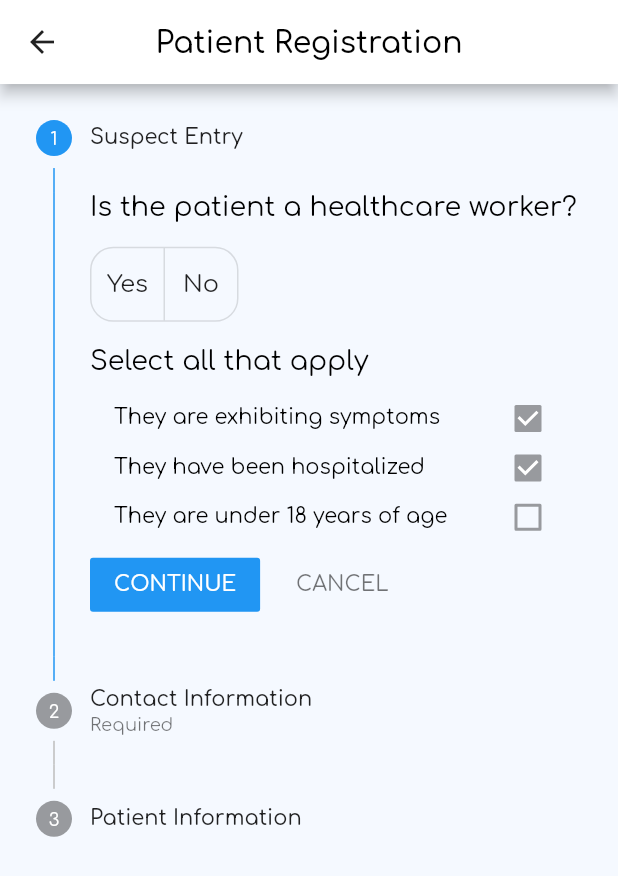
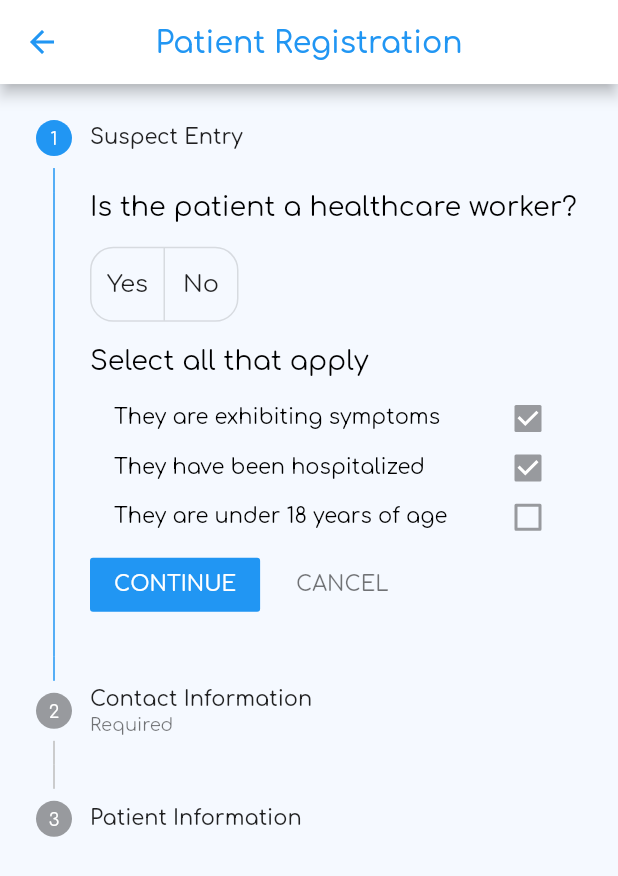
Before and after one commit to RealEskalate/TrackSym, a Flutter app: the PatientRegistryPage screen opened directly, on a phone screen of 412 x 824 dp. Shown: the top 876 px of the screen. Run offline on Flutter 3.47's test engine with Material 2 defaults, Android fonts, the phone set to English and light mode, and no system bars; our stand-ins replace charts_flutter, date_picker_timeline, fl_chart, retry, shared_preferences; missing offline and left inert: dart:ffi; accounts and stored records are empty.

Commit message:
[mobile] minor ui fix

```diff
--- a/ephi_healthcare_worker_app/lib/pages/home/home.dart
+++ b/ephi_healthcare_worker_app/lib/pages/home/home.dart
@@ -40,12 +40,12 @@ class _HomeState extends State<Home> {
             elevation: 1,
             backgroundColor: Colors.white,
             iconTheme: new IconThemeData(
-              color: Colors.lightBlueAccent[900],
+              color: Colors.blue,
             ),
             title: Text(
               _titles[_currentIndex],
               style: TextStyle(
-                color: Colors.lightBlueAccent[900],
+                color: Colors.blue,
               ),
             ),
             actions: <Widget>[
--- a/ephi_healthcare_worker_app/lib/pages/patient_registry_page/patientRegistryPage.dart
+++ b/ephi_healthcare_worker_app/lib/pages/patient_registry_page/patientRegistryPage.dart
@@ -23,12 +23,12 @@ class _PatientRegistryPageState extends State<PatientRegistryPage> {
           centerTitle: true,
           backgroundColor: Colors.white,
           iconTheme: new IconThemeData(
-            color: Colors.lightBlueAccent[900],
+            color: Colors.blue,
           ),
           title: Text(
             "Patient Registration",
             style: TextStyle(
-              color: Colors.black,
+              color: Colors.blue,
             ),
           ),
         ),
--- a/ephi_healthcare_worker_app/lib/pages/profile/profilePage.dart
+++ b/ephi_healthcare_worker_app/lib/pages/profile/profilePage.dart
@@ -18,12 +18,12 @@ class _ProfilePageState extends State<ProfilePage> {
           centerTitle: true,
           backgroundColor: Colors.white,
           iconTheme: new IconThemeData(
-            color: Colors.lightBlueAccent[900],
+            color: Colors.blue,
           ),
           title: Text(
             "Edit Profile",
             style: TextStyle(
-              color: Colors.black,
+              color: Colors.blue,
             ),
           ),
         ),
```
